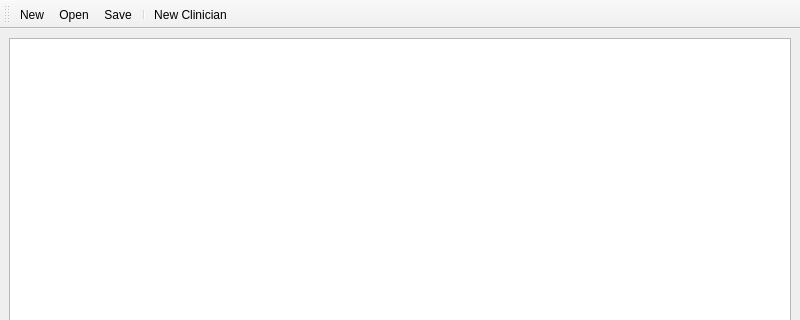
This is designer/mainwindow.ui in mishra-lab/scheduler as Qt 5 draws it before an edit; both pictures show x 0 to 800 and y 0 to 320 of the 800 by 600 pixel window. The edited form follows.
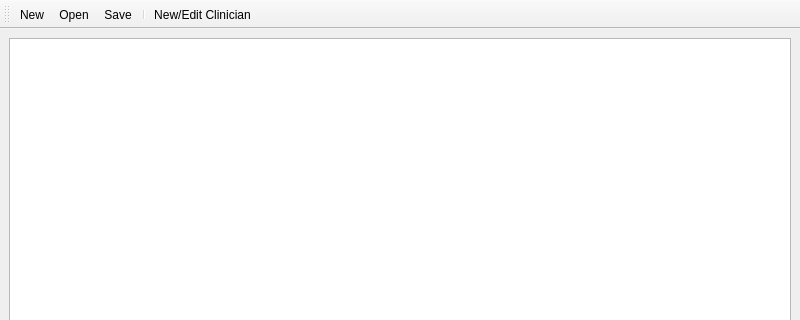
This is the edited form.

Commit message: Rename `New Clinician` -> `New/Edit Clinician`

The edit to the form file:
```diff
--- a/designer/mainwindow.ui
+++ b/designer/mainwindow.ui
@@ -75,7 +75,7 @@
   </action>
   <action name="actionNew_Clinician">
    <property name="text">
-    <string>New Clinician</string>
+    <string>New/Edit Clinician</string>
    </property>
    <property name="toolTip">
     <string>Add a new clinician to the configuration file...</string>
```
The commit also changes 1 other file.
